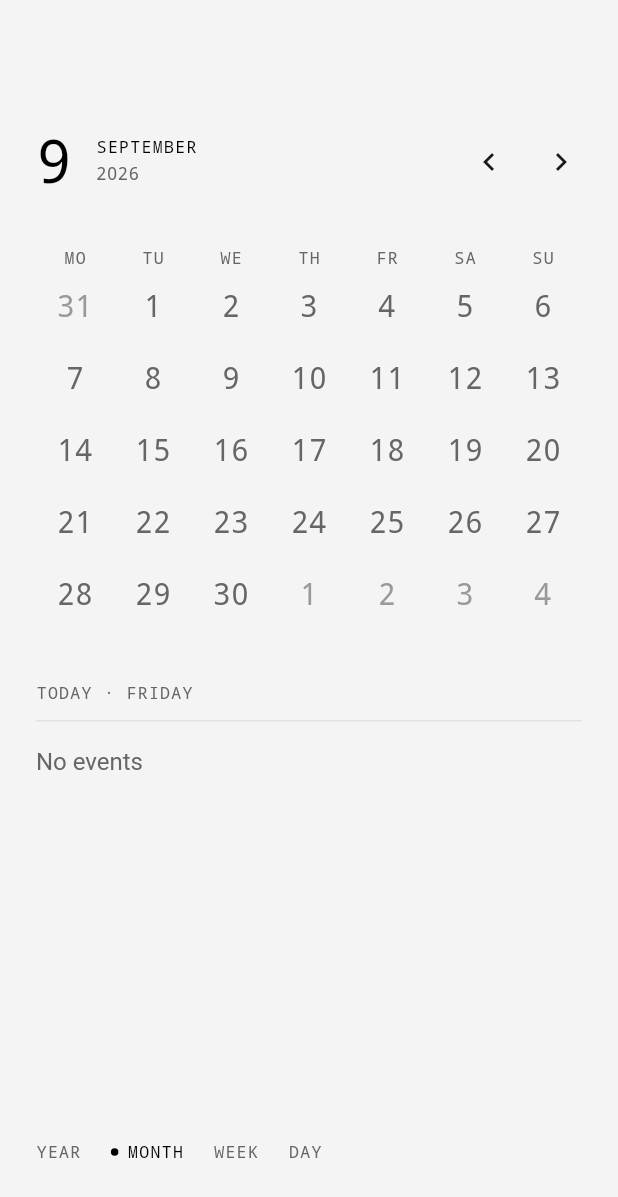
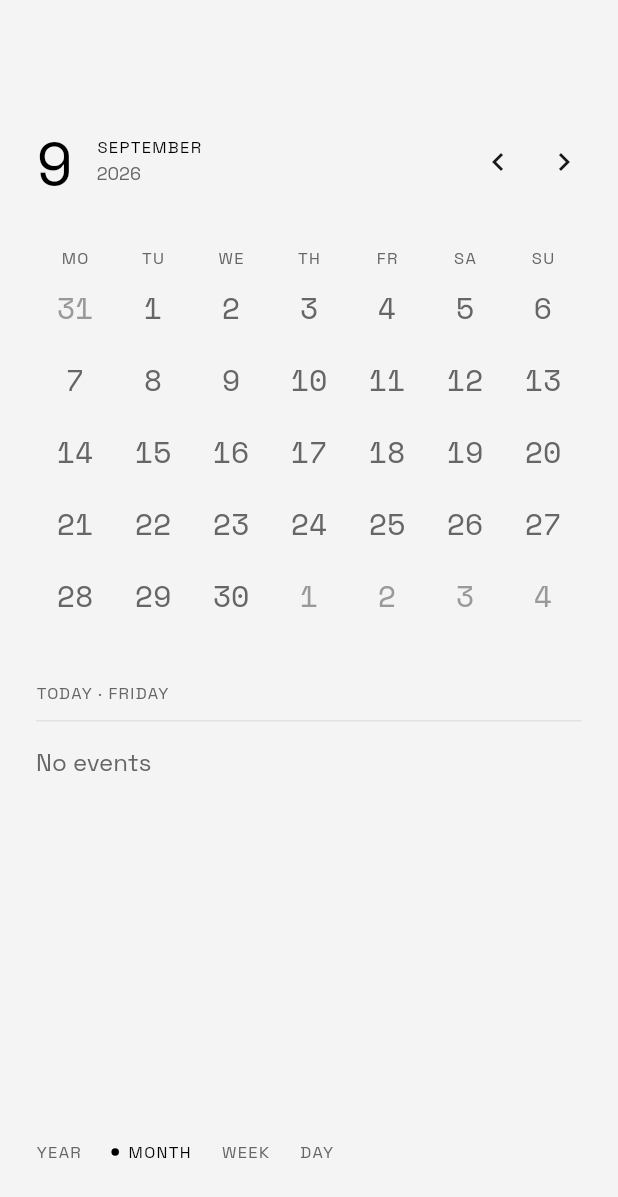
Before and after one commit to Kixelar/Calendar, a Flutter app: the screen it shows after launch, after a tap on "SKIP", after a tap on the "chevron left" icon, on a phone screen of 412 x 824 dp. Shown: the top 1197 px of the screen. Run offline on Flutter 3.47's test engine with Material 3 defaults, Android fonts, the phone set to English and light mode, and no system bars; our stand-ins replace google_sign_in, shared_preferences; missing offline and left inert: extension_google_sign_in_as_googleapis_auth, googleapis.

Commit message:
feat: bundle mockup fonts with Polish glyph fallbacks
Ndot (numerals), NType82 (text), Lettera Mono (labels); Space Mono and
Space Grotesk supply the Polish letters Ndot and NType82 lack. Also keep
list times on one line and size header icon buttons at 44px.

Co-Authored-By: Claude Opus 5.5 <noreply@anthropic.com>

```diff
--- a/lib/l10n/app_en.arb
+++ b/lib/l10n/app_en.arb
@@ -36,7 +36,7 @@
   "yearHint": "A dot is a day",
   "weekN": "Week {n}",
   "@weekN": {"placeholders": {"n": {"type": "int"}}},
-  "eventsN": "{n, plural, =1{1 event} other{{n} events}}",
+  "eventsN": "{n, plural, =1{1 event} other{{n} events}}",
   "@eventsN": {"placeholders": {"n": {"type": "int"}}},
   "moreN": "{n} more",
   "@moreN": {"placeholders": {"n": {"type": "int"}}},
--- a/lib/l10n/app_localizations.dart
+++ b/lib/l10n/app_localizations.dart
@@ -293,7 +293,7 @@ abstract class AppLocalizations {
   /// No description provided for @eventsN.
   ///
   /// In en, this message translates to:
-  /// **'{n, plural, =1{1 event} other{{n} events}}'**
+  /// **'{n, plural, =1{1 event} other{{n} events}}'**
   String eventsN(int n);
 
   /// No description provided for @moreN.
--- a/lib/l10n/app_localizations_en.dart
+++ b/lib/l10n/app_localizations_en.dart
@@ -126,8 +126,8 @@ class AppLocalizationsEn extends AppLocalizations {
     String _temp0 = intl.Intl.pluralLogic(
       n,
       locale: localeName,
-      other: '$n events',
-      one: '1 event',
+      other: '$n events',
+      one: '1 event',
     );
     return '$_temp0';
   }
--- a/lib/l10n/app_localizations_pl.dart
+++ b/lib/l10n/app_localizations_pl.dart
@@ -127,9 +127,9 @@ class AppLocalizationsPl extends AppLocalizations {
     String _temp0 = intl.Intl.pluralLogic(
       n,
       locale: localeName,
-      other: '$n wydarzeń',
-      few: '$n wydarzenia',
-      one: '1 wydarzenie',
+      other: '$n wydarzeń',
+      few: '$n wydarzenia',
+      one: '1 wydarzenie',
     );
     return '$_temp0';
   }
--- a/lib/l10n/app_pl.arb
+++ b/lib/l10n/app_pl.arb
@@ -32,7 +32,7 @@
   "day": "Dzień",
   "yearHint": "Kropka to dzień",
   "weekN": "Tydzień {n}",
-  "eventsN": "{n, plural, =1{1 wydarzenie} few{{n} wydarzenia} other{{n} wydarzeń}}",
+  "eventsN": "{n, plural, =1{1 wydarzenie} few{{n} wydarzenia} other{{n} wydarzeń}}",
   "moreN": "Jeszcze {n}",
   "inMin": "Za {n} min",
   "today": "Dziś",
--- a/lib/screens/home.dart
+++ b/lib/screens/home.dart
@@ -193,7 +193,7 @@ class _HomeState extends State<Home> {
         xl: true,
         big: '${focus.day}',
         title: DateFormat.EEEE(loc(c)).format(focus),
-        caption: DateFormat('LLLL y', loc(c)).format(focus),
+        caption: DateFormat('LLLL y', loc(c)).format(focus).toUpperCase(),
         onMove: (d) => go(DateTime(focus.year, focus.month, focus.day + d), 3),
       ),
       if (all.isNotEmpty) Section(left: l.allDay, children: [for (final e in all) EventRow(e, store, now: now)]),
@@ -248,7 +248,7 @@ class _HomeState extends State<Home> {
       Hero2(
         big: '${isoWeek(mon)}',
         title: l.weekN(isoWeek(mon)),
-        caption: '${f.format(days.first)} – ${f.format(days.last)} · ${l.eventsN(count)}',
+        caption: '${f.format(days.first)}–${f.format(days.last)} · ${l.eventsN(count)}',
         onMove: (d) => go(DateTime(focus.year, focus.month, focus.day + 7 * d), 2),
       ),
       const SizedBox(height: 24),
--- a/lib/theme.dart
+++ b/lib/theme.dart
@@ -17,20 +17,21 @@ class Tok {
   static Tok of(BuildContext c) => Theme.of(c).brightness == Brightness.dark ? dark : light;
 }
 
-// shortcut: system fonts stand in for Ndot / NType82 / Lettera Mono from the mockup; swap once the owner picks fonts.
-const _dot = 'monospace', _mono = 'monospace';
+// Fonts from pubspec.yaml. Ndot and NType82 have no ą ć ę ł ń ś ź ż or "–", so those glyphs come from the fallback (as in the mockup).
+const _dot = 'Ndot', _sans = 'NType82', _mono = 'Lettera Mono';
+const _fallback = {_dot: ['Space Mono'], _sans: ['Space Grotesk']};
 
-TextStyle _s(String? f, double size, double lh, Color c, [double track = 0]) =>
-    TextStyle(fontFamily: f, fontSize: size, height: lh / size, letterSpacing: size * track, color: c);
+TextStyle _s(String f, double size, double lh, Color c, [double track = 0]) => TextStyle(
+    fontFamily: f, fontFamilyFallback: _fallback[f], fontSize: size, height: lh / size, letterSpacing: size * track, color: c);
 
 class T {
   static TextStyle displayXl(Color c) => _s(_dot, 56, 56, c);
   static TextStyle displayLg(Color c) => _s(_dot, 40, 40, c);
   static TextStyle displayMd(Color c) => _s(_dot, 20, 24, c);
-  static TextStyle headlineLg(Color c) => _s(null, 32, 35, c);
-  static TextStyle headlineMd(Color c) => _s(null, 24, 30, c);
-  static TextStyle body(Color c) => _s(null, 16, 22, c);
-  static TextStyle bodySm(Color c) => _s(null, 14, 20, c);
+  static TextStyle headlineLg(Color c) => _s(_sans, 32, 35, c);
+  static TextStyle headlineMd(Color c) => _s(_sans, 24, 30, c);
+  static TextStyle body(Color c) => _s(_sans, 16, 22, c);
+  static TextStyle bodySm(Color c) => _s(_sans, 14, 20, c);
   static TextStyle labelMd(Color c) => _s(_mono, 14, 20, c, 0.06); // uppercase at call site
   static TextStyle labelSm(Color c) => _s(_mono, 11, 12, c, 0.08); // uppercase at call site
   static TextStyle caption(Color c) => _s(_mono, 12, 16, c);
@@ -42,6 +43,8 @@ ThemeData buildTheme(Brightness b) {
     brightness: b,
     scaffoldBackgroundColor: t.bg,
     colorScheme: ColorScheme.fromSeed(seedColor: t.display, brightness: b, surface: t.bg, primary: t.display),
+    fontFamily: _sans,
+    fontFamilyFallback: _fallback[_sans],
     textTheme: TextTheme(bodyMedium: T.body(t.primary)),
     splashFactory: NoSplash.splashFactory,
   );
--- a/lib/ui.dart
+++ b/lib/ui.dart
@@ -191,7 +191,9 @@ class IconBtn extends StatelessWidget {
         onPressed: onTap,
         tooltip: label,
         icon: Icon(icon, size: 24, color: Tok.of(context).primary),
-        constraints: const BoxConstraints.tightFor(width: 44, height: 44),
+        padding: EdgeInsets.zero,
+        // Material 3 pads icon buttons to 48px; the mockup's .ib is 44px.
+        style: IconButton.styleFrom(minimumSize: const Size(44, 44), fixedSize: const Size(44, 44), tapTargetSize: MaterialTapTargetSize.shrinkWrap),
       );
 }
 
@@ -236,15 +238,20 @@ class Hero2 extends StatelessWidget {
           Expanded(
             child: Column(mainAxisAlignment: MainAxisAlignment.center, crossAxisAlignment: CrossAxisAlignment.start, spacing: 4, children: [
               Semantics(header: true, child: Lbl(title, color: t.display)),
-              Text(caption.toUpperCase(), style: T.caption(t.secondary)),
+              Text(caption, style: T.caption(t.secondary), maxLines: 2, overflow: TextOverflow.ellipsis),
             ]),
           ),
-          Transform.translate(
-            offset: const Offset(10, 0),
-            child: Row(children: [
+          // margin-right: -10px from the mockup: the arrows' touch area runs into the gutter, leaving room for the caption.
+          SizedBox(
+            width: 78,
+            child: OverflowBox(
+              maxWidth: 88,
+              alignment: Alignment.centerLeft,
+              child: Row(children: [
               IconBtn(Icons.chevron_left, onTap: () => onMove(-1), label: l10n(context).previous),
               IconBtn(Icons.chevron_right, onTap: () => onMove(1), label: l10n(context).following),
-            ]),
+              ]),
+            ),
           ),
         ]),
       ),
@@ -270,7 +277,10 @@ class EventRow extends StatelessWidget {
     return RowItem(border: border, children: [
       SizedBox(
         width: 48,
-        child: e.allDay ? null : Text(hm(context, e.start), style: T.labelMd(past ? t.secondary : t.display)),
+        // Like the mockup's span, the time never wraps; it may run a hair past the 48px column.
+        child: e.allDay
+            ? null
+            : Text(hm(context, e.start), softWrap: false, overflow: TextOverflow.visible, style: T.labelMd(past ? t.secondary : t.display)),
       ),
       Marker(cal?.shape ?? Shape.dot),
       Expanded(
```
Also changed, not shown: pubspec.yaml (+12 -0 lines), assets/fonts/SpaceGrotesk-Regular.otf (added), assets/fonts/SpaceMono-Regular.otf (added), 1 other file.
